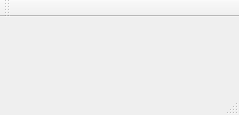
Qt form mainwinserver.ui (ajiang17/WinServerDemo) before a commit.
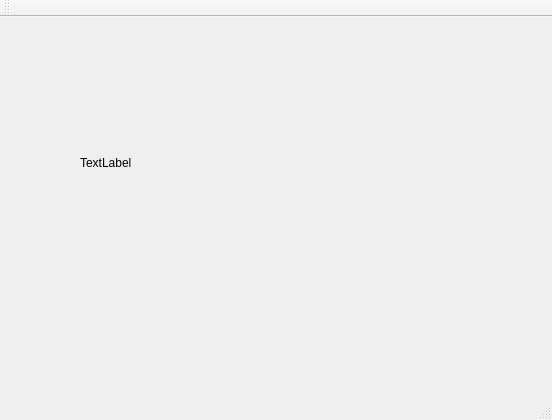
The same form after that commit.

Patch:
```diff
--- a/mainwinserver.ui
+++ b/mainwinserver.ui
@@ -6,14 +6,34 @@
    <rect>
     <x>0</x>
     <y>0</y>
-    <width>239</width>
-    <height>115</height>
+    <width>552</width>
+    <height>420</height>
    </rect>
   </property>
   <property name="windowTitle">
    <string>MainWinServer</string>
   </property>
-  <widget class="QWidget" name="centralWidget"/>
+  <widget class="QWidget" name="centralWidget">
+   <widget class="QLabel" name="PictureLable">
+    <property name="geometry">
+     <rect>
+      <x>80</x>
+      <y>110</y>
+      <width>91</width>
+      <height>71</height>
+     </rect>
+    </property>
+    <property name="minimumSize">
+     <size>
+      <width>91</width>
+      <height>0</height>
+     </size>
+    </property>
+    <property name="text">
+     <string>TextLabel</string>
+    </property>
+   </widget>
+  </widget>
   <widget class="QMenuBar" name="menuBar">
    <property name="geometry">
     <rect>
```
Left out of the diff: 2 changed lines with no effect on the pictures.
